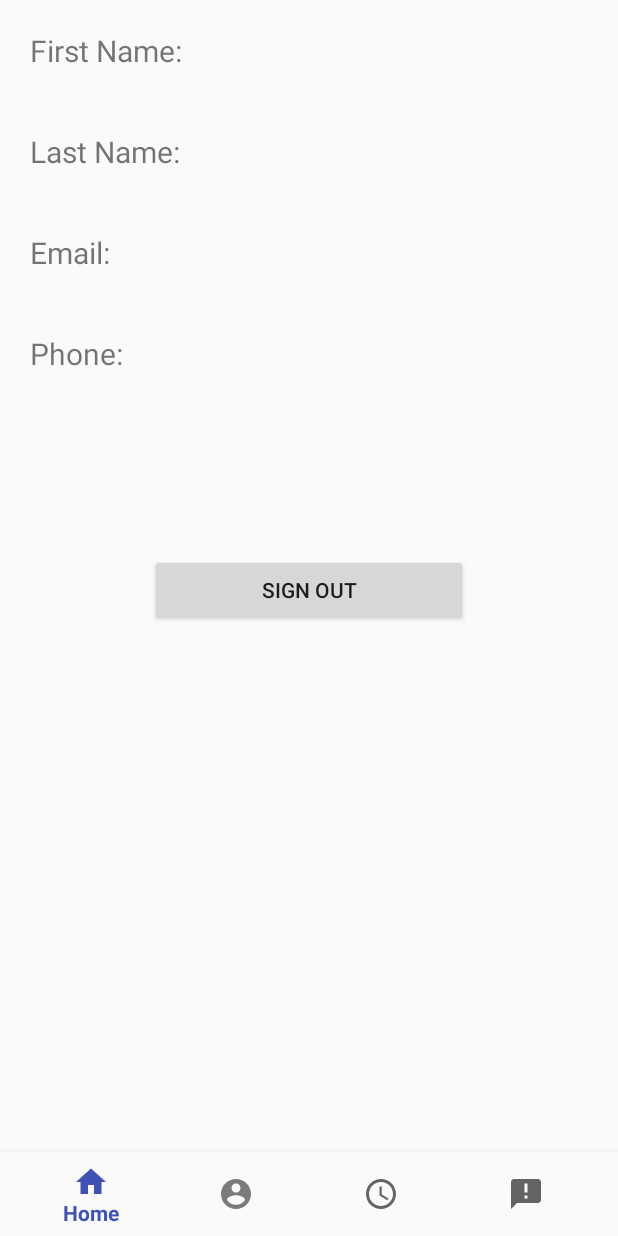
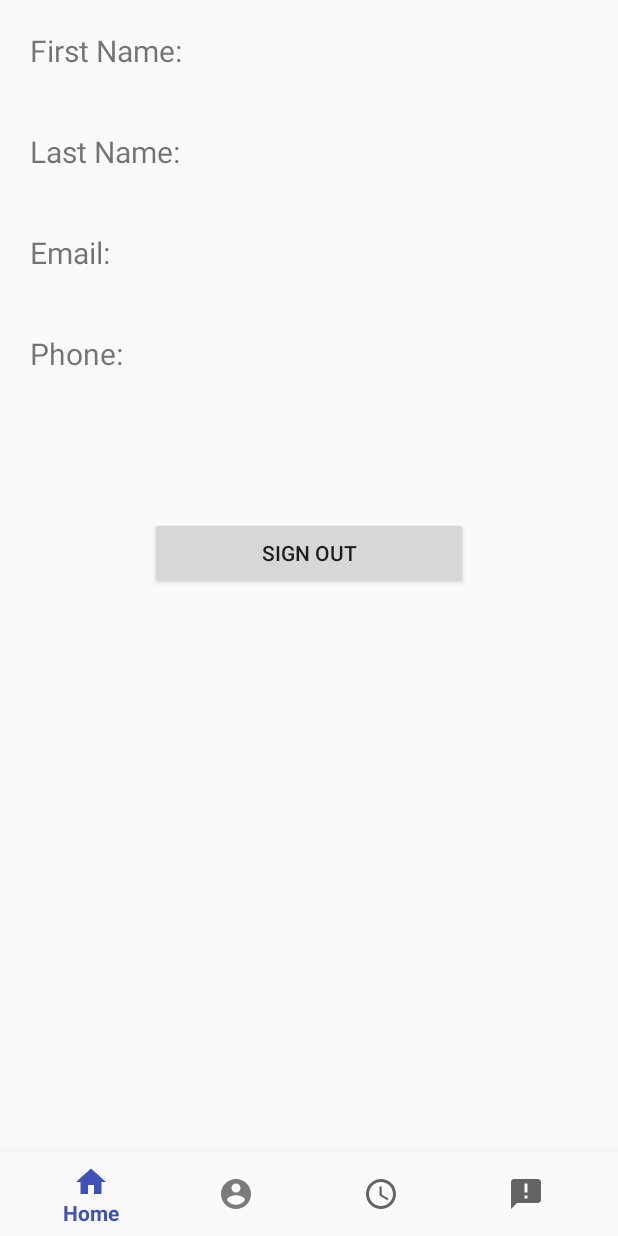
Before and after one commit to MJSanfelippo/CECS491Project, an Android app: the layout activity_employee_profile.xml on its own in the app's theme, with its tools: preview values and no code run, on a phone screen of 412 x 824 dp. Run offline under Robolectric (Android 15) with nearby library versions, the phone set to English and light mode, and no system bars.

Commit message:
fixed sign out button ui bug...

```diff
--- a/app/src/main/res/layout/activity_employee_profile.xml
+++ b/app/src/main/res/layout/activity_employee_profile.xml
@@ -56,7 +56,9 @@
         <Button
             android:layout_width="match_parent"
             android:layout_height="wrap_content"
-            android:layout_margin="100dp"
+            android:layout_marginLeft="100dp"
+            android:layout_marginRight="100dp"
+            android:layout_marginTop="75dp"
             android:text="Sign Out"
             android:id="@+id/signOutButton"/>
     </LinearLayout>
```
